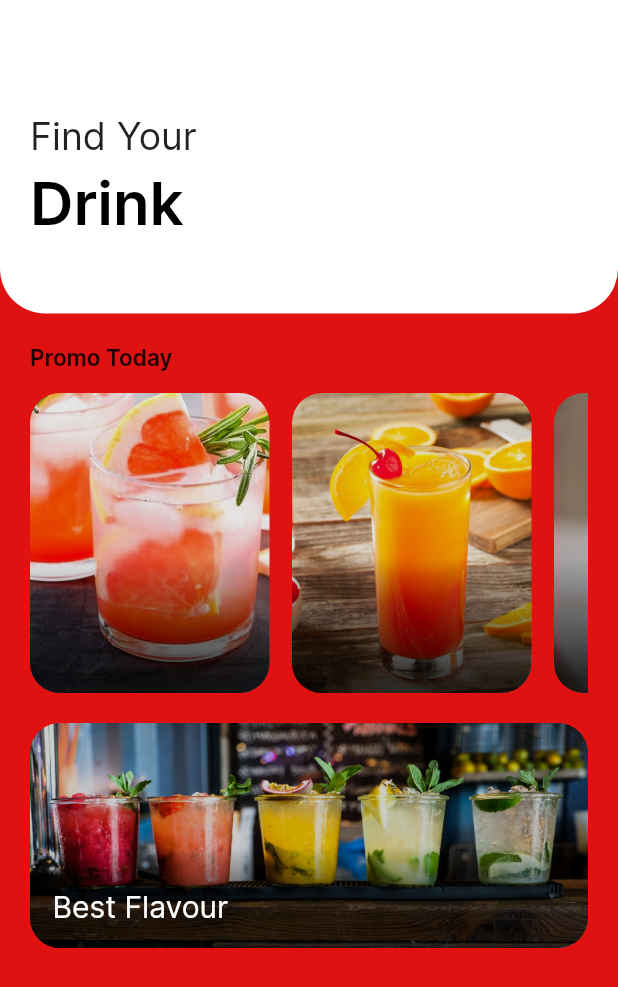
After one commit to bonnesbaby14/iDrink_app, a Flutter app: the HomePage2 screen opened directly, on a phone screen of 412 x 824 dp. The commit adds this screen. Shown: the top 987 px of the screen. Run offline on Flutter 3.47's test engine with Material 2 defaults, Android fonts, the light colour scheme and no system bars; our stand-ins replace flutter_svg, rive.

```diff
--- /dev/null
+++ b/lib/HomePage2.dart
@@ -0,0 +1,276 @@
+import 'package:flutter/material.dart';
+import 'package:http/http.dart' as http;
+import 'dart:convert';
+
+class HomePage2 extends StatefulWidget {
+  const HomePage2({Key? key}) : super(key: key);
+  @override
+  // ignore: library_private_types_in_public_api
+  _HomePageState2 createState() => _HomePageState2();
+}
+
+class _HomePageState2 extends State<HomePage2> {
+  @override
+  Widget build(BuildContext context) {
+    return Scaffold(
+      backgroundColor: Color.fromARGB(255, 223, 17, 17),
+      appBar: AppBar(
+        backgroundColor: Colors.white,
+
+        elevation: 0,
+
+      ),
+      body: SafeArea(
+        child: SingleChildScrollView(
+          child: Column(
+            crossAxisAlignment: CrossAxisAlignment.start,
+            children: <Widget>[
+              Container(
+                width: double.infinity,
+                decoration: const BoxDecoration(
+                    color: Colors.white,
+                    borderRadius:
+                        BorderRadius.vertical(bottom: Radius.circular(30))),
+                padding: const EdgeInsets.all(20.0),
+                child: const Column(
+                  crossAxisAlignment: CrossAxisAlignment.start,
+                  children: <Widget>[
+                    Text(
+                      'Find Your',
+                      style: TextStyle(color: Colors.black87, fontSize: 25),
+                    ),
+                    SizedBox(
+                      height: 5,
+                    ),
+                    Text(
+                      'Drink',
+                      style: TextStyle(
+                          color: Colors.black,
+                          fontSize: 40,
+                          fontWeight: FontWeight.bold),
+                    ),
+                    SizedBox(
+                      height: 20,
+                    ),
+
+                    SizedBox(
+                      height: 10,
+                    ),
+                  ],
+                ),
+              ),
+              const SizedBox(
+                height: 20,
+              ),
+              Padding(
+                padding: const EdgeInsets.symmetric(horizontal: 20.0),
+                child: Column(
+                  crossAxisAlignment: CrossAxisAlignment.start,
+                  children: <Widget>[
+                    const Text(
+                      'Promo Today',
+                      style:
+                          TextStyle(fontSize: 15, fontWeight: FontWeight.bold),
+                    ),
+                    const SizedBox(
+                      height: 15,
+                    ),
+                    SizedBox(
+                      height: 200,
+                      child: ListView(
+                        scrollDirection: Axis.horizontal,
+                        children: <Widget>[
+                          GestureDetector(
+                            onTap: () async {
+                              // Agrega aquí la acción que deseas realizar
+                              final response = await http.post(
+                                Uri.parse(
+                                    'https://idrink-api-prod-idrink-api-fqemyp.mo2.mogenius.io/serve'),
+                                headers: {
+                                  'Content-Type': 'application/json',
+                                },
+                                body: jsonEncode({
+                                  'drink': 'greyhound',
+                                  'user': 'tu_usuario'
+                                }),
+                              );
+
+                              print(response.statusCode);
+                              print(response.body);
+                              if (response.statusCode == 200) {
+                                ScaffoldMessenger.of(context).showSnackBar(
+                                    const SnackBar(
+                                        content: Text('Sirviendo...')));
+                              } else {
+                                ScaffoldMessenger.of(context).showSnackBar(
+                                    const SnackBar(
+                                        content: Text(
+                                            'El servicio no esta disponible...')));
+                              }
+                            },
+                            child: promoCard('assets/images/one.jpg'),
+                          ),
+                          GestureDetector(
+                            onTap: () async {
+                              final response = await http.post(
+                                Uri.parse(
+                                    'https://idrink-api-prod-idrink-api-fqemyp.mo2.mogenius.io/serve'),
+                                headers: {
+                                  'Content-Type': 'application/json',
+                                },
+                                body: jsonEncode({
+                                  'drink': 'tequila_sunrise',
+                                  'user': 'tu_usuario'
+                                }),
+                              );
+
+
+                              if (response.statusCode == 200) {
+                                ScaffoldMessenger.of(context).showSnackBar(
+                                    const SnackBar(
+                                        content: Text('Sirviendo...')));
+                              } else {
+                                ScaffoldMessenger.of(context).showSnackBar(
+                                    const SnackBar(
+                                        content: Text(
+                                            'El servicio no esta disponible...')));
+                              }
+                            },
+                            child: promoCard('assets/images/two.jpg'),
+                          ),
+                          GestureDetector(
+                            onTap: () async {
+                              // Agrega aquí la acción que deseas realizar
+                              final response = await http.post(
+                                Uri.parse(
+                                    'https://idrink-api-prod-idrink-api-fqemyp.mo2.mogenius.io/serve'),
+                                headers: {
+                                  'Content-Type': 'application/json',
+                                },
+                                body: jsonEncode({
+                                  'drink': 'desarmador',
+                                  'user': 'tu_usuario'
+                                }),
+                              );
+
+
+                              if (response.statusCode == 200) {
+                                ScaffoldMessenger.of(context).showSnackBar(
+                                    const SnackBar(
+                                        content: Text('Sirviendo...')));
+                              } else {
+                                // ignore: use_build_context_synchronously
+                                ScaffoldMessenger.of(context).showSnackBar(
+                                    const SnackBar(
+                                        content: Text(
+                                            'El servicio no esta disponible...')));
+                              }
+                            },
+                            child: promoCard('assets/images/three.jpg'),
+                          ),
+                          GestureDetector(
+                            onTap: () async {
+                              // Agrega aquí la acción que deseas realizar
+                              final response = await http.post(
+                                Uri.parse(
+                                    'https://idrink-api-prod-idrink-api-fqemyp.mo2.mogenius.io/serve'),
+                                headers: {
+                                  'Content-Type': 'application/json',
+                                },
+                                body: jsonEncode({
+                                  'drink': 'cosmopolitan',
+                                  'user': 'tu_usuario'
+                                }),
+                              );
+
+
+                              if (response.statusCode == 200) {
+                                // ignore: use_build_context_synchronously
+                                ScaffoldMessenger.of(context).showSnackBar(
+                                    const SnackBar(
+                                        content: Text('Sirviendo...')));
+                              } else {
+                                // ignore: use_build_context_synchronously
+                                ScaffoldMessenger.of(context).showSnackBar(
+                                    const SnackBar(
+                                        content: Text(
+                                            'El servicio no esta disponible...')));
+                              }
+                            },
+                            child: promoCard('assets/images/four.jpg'),
+                          ),
+                        ],
+                      ),
+                    ),
+                    const SizedBox(
+                      height: 20,
+                    ),
+                    Container(
+                      height: 150,
+                      decoration: BoxDecoration(
+                        borderRadius: BorderRadius.circular(20),
+                        image: const DecorationImage(
+                            fit: BoxFit.cover,
+                            image: AssetImage('assets/images/five.jpg')),
+                      ),
+                      child: Container(
+                        decoration: BoxDecoration(
+                          borderRadius: BorderRadius.circular(20),
+                          gradient: LinearGradient(
+                              begin: Alignment.bottomRight,
+                              stops: const [
+                                0.3,
+                                0.9
+                              ],
+                              colors: [
+                                Colors.black.withOpacity(.8),
+                                Colors.black.withOpacity(.2)
+                              ]),
+                        ),
+                        child: const Align(
+                          alignment: Alignment.bottomLeft,
+                          child: Padding(
+                            padding: EdgeInsets.all(15.0),
+                            child: Text(
+                              'Best Flavour',
+                              style:
+                                  TextStyle(color: Colors.white, fontSize: 20),
+                            ),
+                          ),
+                        ),
+                      ),
+                    )
+                  ],
+                ),
+              )
+            ],
+          ),
+        ),
+      ),
+    );
+  }
+
+  Widget promoCard(image) {
+    return AspectRatio(
+      aspectRatio: 2.62 / 3,
+      child: Container(
+        margin: const EdgeInsets.only(right: 15.0),
+        decoration: BoxDecoration(
+          borderRadius: BorderRadius.circular(20),
+          image: DecorationImage(fit: BoxFit.cover, image: AssetImage(image)),
+        ),
+        child: Container(
+          decoration: BoxDecoration(
+              borderRadius: BorderRadius.circular(20),
+              gradient: LinearGradient(begin: Alignment.bottomRight, stops: const [
+                0.1,
+                0.9
+              ], colors: [
+                Colors.black.withOpacity(.8),
+                Colors.black.withOpacity(.1)
+              ])),
+        ),
+      ),
+    );
+  }
+}
```
Also changed, not shown: lib/entry_point.dart (+38 -6 lines), lib/side_bar.dart (+19 -14 lines), lib/side_menu.dart (+2 -7 lines).
